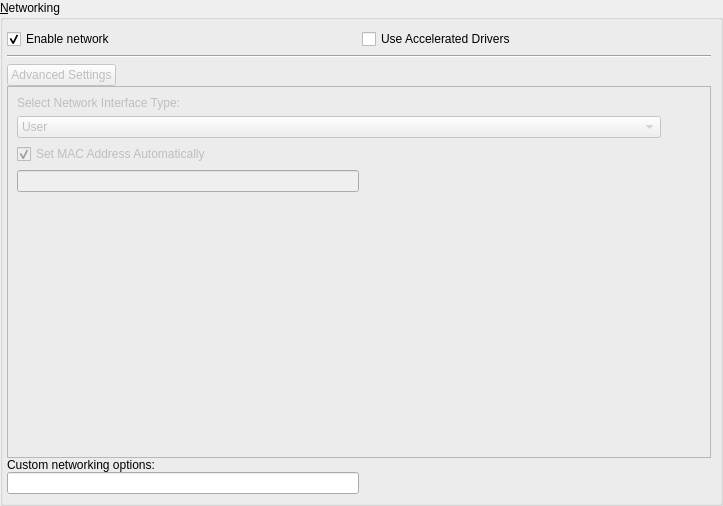
Before: the Qt Designer form ui/networkpage.ui in uwolfer/qtemu, drawn with Qt 5.
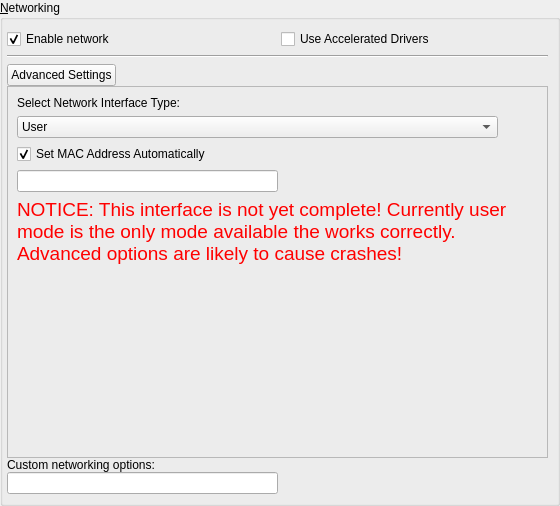
After: the same form once the commit is applied. Icons and pictures are not drawn.

Commit message: enable network ui for now

Patch:
```diff
--- a/ui/networkpage.ui
+++ b/ui/networkpage.ui
@@ -5,7 +5,7 @@
    <rect>
     <x>0</x>
     <y>0</y>
-    <width>723</width>
+    <width>560</width>
     <height>506</height>
    </rect>
   </property>
@@ -85,7 +85,7 @@
            <item>
             <widget class="QPushButton" name="advancedButton" >
              <property name="enabled" >
-              <bool>false</bool>
+              <bool>true</bool>
              </property>
              <property name="toolTip" >
               <string>Enter the advanced network settings dialog</string>
@@ -118,7 +118,7 @@
            <item>
             <widget class="QStackedWidget" name="networkStack" >
              <property name="enabled" >
-              <bool>false</bool>
+              <bool>true</bool>
              </property>
              <property name="frameShape" >
               <enum>QFrame::StyledPanel</enum>
@@ -134,7 +134,7 @@
                <rect>
                 <x>3</x>
                 <y>3</y>
-                <width>697</width>
+                <width>534</width>
                 <height>332</height>
                </rect>
               </property>
@@ -160,7 +160,7 @@
                  <item>
                   <widget class="QComboBox" name="comboBox" >
                    <property name="enabled" >
-                    <bool>false</bool>
+                    <bool>true</bool>
                    </property>
                    <property name="sizePolicy" >
                     <sizepolicy vsizetype="Fixed" hsizetype="Preferred" >
@@ -206,7 +206,7 @@
                <item>
                 <widget class="QCheckBox" name="checkBox" >
                  <property name="enabled" >
-                  <bool>false</bool>
+                  <bool>true</bool>
                  </property>
                  <property name="text" >
                   <string>Set MAC Address Automatically</string>
@@ -221,7 +221,7 @@
                  <item>
                   <widget class="QLineEdit" name="lineEdit" >
                    <property name="enabled" >
-                    <bool>false</bool>
+                    <bool>true</bool>
                    </property>
                   </widget>
                  </item>
@@ -240,6 +240,20 @@
                  </item>
                 </layout>
                </item>
+               <item>
+                <widget class="QLabel" name="label_17" >
+                 <property name="text" >
+                  <string>&lt;!DOCTYPE HTML PUBLIC "-//W3C//DTD HTML 4.0//EN" "http://www.w3.org/TR/REC-html40/strict.dtd">
+&lt;html>&lt;head>&lt;meta name="qrichtext" content="1" />&lt;style type="text/css">
+p, li { white-space: pre-wrap; }
+&lt;/style>&lt;/head>&lt;body style=" font-family:'DejaVu Sans'; font-size:10pt; font-weight:400; font-style:normal;">
+&lt;p style=" margin-top:0px; margin-bottom:0px; margin-left:0px; margin-right:0px; -qt-block-indent:0; text-indent:0px;">&lt;span style=" font-size:14pt; color:#ff0000;">NOTICE: This interface is not yet complete! Currently user mode is the only mode available the works correctly. Advanced options are likely to cause crashes!&lt;/span>&lt;/p>&lt;/body>&lt;/html></string>
+                 </property>
+                 <property name="wordWrap" >
+                  <bool>true</bool>
+                 </property>
+                </widget>
+               </item>
                <item>
                 <spacer name="verticalSpacer_7" >
                  <property name="orientation" >
```
Left out of the diff: 5 changed lines with no effect on the pictures. The commit also changes 1 other file.
